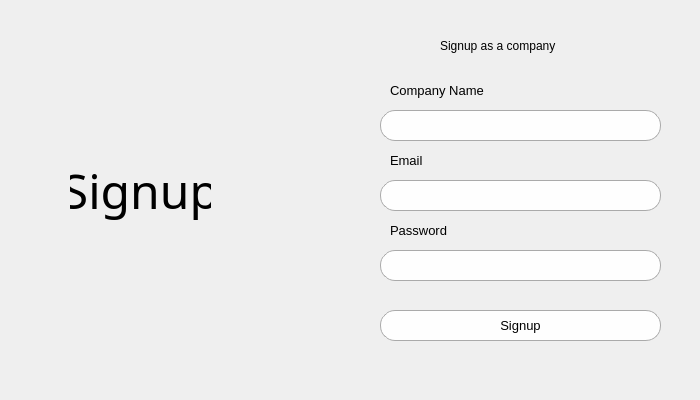
Above: user_interface/company_signup.ui from azzam012/apprenticeship-application before the change. Below: the same form after it.
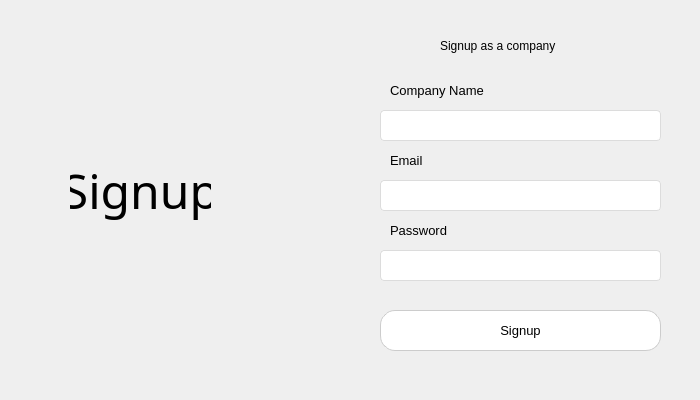
That is the form after the change. Icons and pictures are not drawn.

Patch:
```diff
--- a/user_interface/company_signup.ui
+++ b/user_interface/company_signup.ui
@@ -67,10 +67,16 @@
    </property>
    <property name="styleSheet">
     <string notr="true">QLineEdit {
-    border: 1px solid #aaa;
-    border-radius: 15px;
-    padding: 2px;
-    background-color: #fefefe;
+    border: 1px solid #dcdcdc;
+    border-radius: 4px;
+    padding: 6px 10px;
+    background-color: #ffffff;
+    font-size: 13px;
+    color: #333;
+}
+
+QLineEdit:focus {
+    border: 1px solid #0078d7;
 }
 </string>
    </property>
@@ -81,7 +87,7 @@
      <x>380</x>
      <y>310</y>
      <width>281</width>
-     <height>31</height>
+     <height>41</height>
     </rect>
    </property>
    <property name="font">
@@ -96,11 +102,20 @@
    </property>
    <property name="styleSheet">
     <string notr="true">QPushButton {
-    border: 1px solid #aaa;
-    border-radius: 15px;
-    padding: 2px;
-    background-color: #fefefe;
-}</string>
+    background-color: white;
+    color: black;
+    border-radius: 15px;               
+    border: 1px solid #ccc;            
+    padding: 10px 20px;
+}
+
+QPushButton:hover {
+    background-color: #003366;         
+    color: white;
+    border: 1px solid #003366;        
+}
+
+</string>
    </property>
    <property name="text">
     <string>Signup</string>
@@ -153,10 +168,16 @@
    </property>
    <property name="styleSheet">
     <string notr="true">QLineEdit {
-    border: 1px solid #aaa;
-    border-radius: 15px;
-    padding: 2px;
-    background-color: #fefefe;
+    border: 1px solid #dcdcdc;
+    border-radius: 4px;
+    padding: 6px 10px;
+    background-color: #ffffff;
+    font-size: 13px;
+    color: #333;
+}
+
+QLineEdit:focus {
+    border: 1px solid #0078d7;
 }
 </string>
    </property>
@@ -266,10 +287,16 @@
    </property>
    <property name="styleSheet">
     <string notr="true">QLineEdit {
-    border: 1px solid #aaa;
-    border-radius: 15px;
-    padding: 2px;
-    background-color: #fefefe;
+    border: 1px solid #dcdcdc;
+    border-radius: 4px;
+    padding: 6px 10px;
+    background-color: #ffffff;
+    font-size: 13px;
+    color: #333;
+}
+
+QLineEdit:focus {
+    border: 1px solid #0078d7;
 }
 </string>
    </property>
```
Left out of the diff: 2 changed lines with no effect on the pictures.
